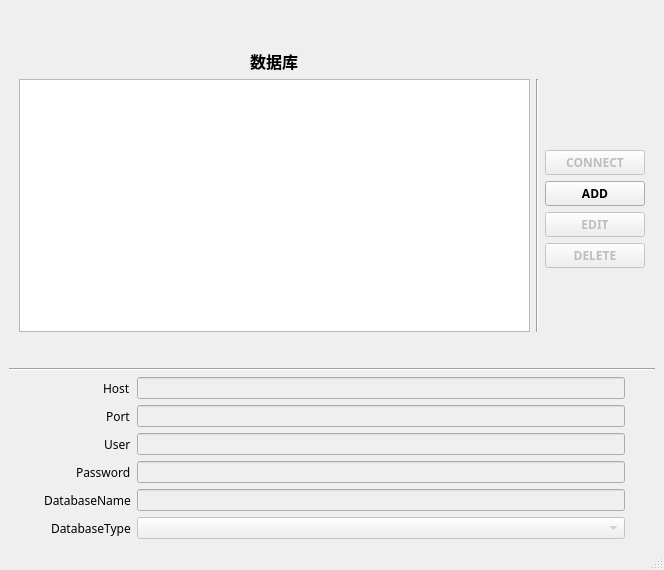
This is views/UI_MainDbsConfWin.ui in kingry1/GraduationProject-Data-Visualization-System as Qt 5 draws it before an edit. The edited form follows.
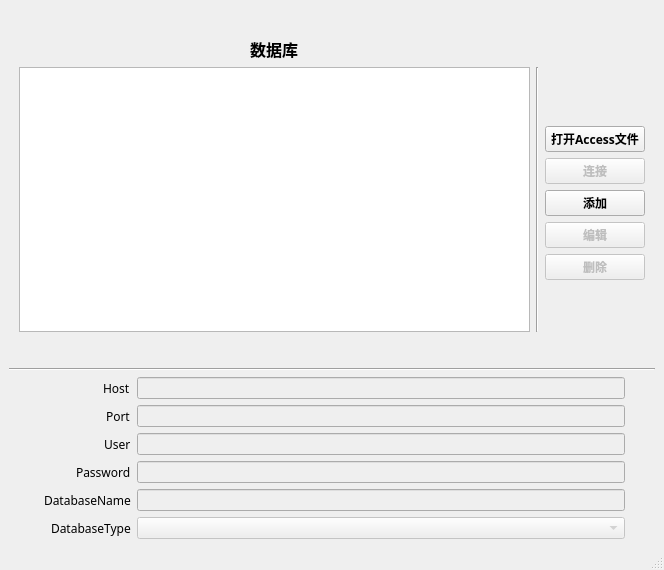
This is the edited form. Icons and pictures are not drawn.

Commit message: Add Access preview

```diff
--- a/views/UI_MainDbsConfWin.ui
+++ b/views/UI_MainDbsConfWin.ui
@@ -22,7 +22,7 @@
     <item>
      <layout class="QVBoxLayout" name="verticalLayout" stretch="1,0,0">
       <item>
-       <layout class="QGridLayout" name="gridLayout" rowstretch="0,0,0,0,0,0,0,0">
+       <layout class="QGridLayout" name="gridLayout" rowstretch="0,0,0,0,0,0,0,0,0">
         <property name="sizeConstraint">
          <enum>QLayout::SetDefaultConstraint</enum>
         </property>
@@ -32,36 +32,13 @@
         <property name="rightMargin">
          <number>10</number>
         </property>
-        <item row="1" column="1" rowspan="6">
+        <item row="1" column="1" rowspan="7">
          <widget class="Line" name="line">
           <property name="orientation">
            <enum>Qt::Vertical</enum>
           </property>
          </widget>
         </item>
-        <item row="4" column="2">
-         <widget class="QPushButton" name="editButton">
-          <property name="enabled">
-           <bool>false</bool>
-          </property>
-          <property name="minimumSize">
-           <size>
-            <width>100</width>
-            <height>0</height>
-           </size>
-          </property>
-          <property name="font">
-           <font>
-            <family>微软雅黑</family>
-            <weight>75</weight>
-            <bold>true</bold>
-           </font>
-          </property>
-          <property name="text">
-           <string>EDIT</string>
-          </property>
-         </widget>
-        </item>
         <item row="1" column="2">
          <spacer name="verticalSpacer_3">
           <property name="orientation">
@@ -78,7 +55,7 @@
           </property>
          </spacer>
         </item>
-        <item row="6" column="2">
+        <item row="7" column="2">
          <spacer name="verticalSpacer_4">
           <property name="orientation">
            <enum>Qt::Vertical</enum>
@@ -110,6 +87,29 @@
          </widget>
         </item>
         <item row="5" column="2">
+         <widget class="QPushButton" name="editButton">
+          <property name="enabled">
+           <bool>false</bool>
+          </property>
+          <property name="minimumSize">
+           <size>
+            <width>100</width>
+            <height>0</height>
+           </size>
+          </property>
+          <property name="font">
+           <font>
+            <family>微软雅黑</family>
+            <weight>75</weight>
+            <bold>true</bold>
+           </font>
+          </property>
+          <property name="text">
+           <string>编辑</string>
+          </property>
+         </widget>
+        </item>
+        <item row="6" column="2">
          <widget class="QPushButton" name="deleteButton">
           <property name="enabled">
            <bool>false</bool>
@@ -128,30 +128,7 @@
            </font>
           </property>
           <property name="text">
-           <string>DELETE</string>
-          </property>
-         </widget>
-        </item>
-        <item row="2" column="2">
-         <widget class="QPushButton" name="connectButton">
-          <property name="enabled">
-           <bool>false</bool>
-          </property>
-          <property name="minimumSize">
-           <size>
-            <width>100</width>
-            <height>0</height>
-           </size>
-          </property>
-          <property name="font">
-           <font>
-            <family>微软雅黑</family>
-            <weight>75</weight>
-            <bold>true</bold>
-           </font>
-          </property>
-          <property name="text">
-           <string>CONNECT</string>
+           <string>删除</string>
           </property>
          </widget>
         </item>
@@ -171,7 +148,7 @@
           </property>
          </spacer>
         </item>
-        <item row="7" column="2">
+        <item row="8" column="2">
          <spacer name="verticalSpacer_2">
           <property name="orientation">
            <enum>Qt::Vertical</enum>
@@ -188,6 +165,29 @@
          </spacer>
         </item>
         <item row="3" column="2">
+         <widget class="QPushButton" name="connectButton">
+          <property name="enabled">
+           <bool>false</bool>
+          </property>
+          <property name="minimumSize">
+           <size>
+            <width>100</width>
+            <height>0</height>
+           </size>
+          </property>
+          <property name="font">
+           <font>
+            <family>微软雅黑</family>
+            <weight>75</weight>
+            <bold>true</bold>
+           </font>
+          </property>
+          <property name="text">
+           <string>连接</string>
+          </property>
+         </widget>
+        </item>
+        <item row="4" column="2">
          <widget class="QPushButton" name="addButton">
           <property name="font">
            <font>
@@ -197,11 +197,11 @@
            </font>
           </property>
           <property name="text">
-           <string>ADD</string>
+           <string>添加</string>
           </property>
          </widget>
         </item>
-        <item row="1" column="0" rowspan="6">
+        <item row="1" column="0" rowspan="7">
          <widget class="QListWidget" name="listWidget">
           <property name="sizePolicy">
            <sizepolicy hsizetype="Expanding" vsizetype="MinimumExpanding">
@@ -217,6 +217,20 @@
           </property>
          </widget>
         </item>
+        <item row="2" column="2">
+         <widget class="QPushButton" name="pushButton">
+          <property name="font">
+           <font>
+            <family>微软雅黑</family>
+            <weight>75</weight>
+            <bold>true</bold>
+           </font>
+          </property>
+          <property name="text">
+           <string>打开Access文件</string>
+          </property>
+         </widget>
+        </item>
        </layout>
       </item>
       <item>
```
Left out of the diff: 17 changed lines with no effect on the pictures. The commit also changes 9 other files.
